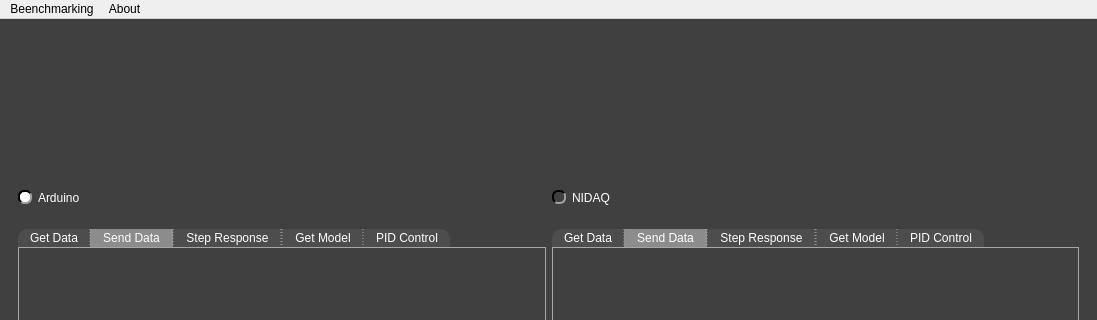
Old version of the form pydaq/uis/PyDAQ_Base.ui in the repository samirmartins/pydaq; both pictures show x 0 to 1097 and y 0 to 320 of the 1097 by 665 pixel window.
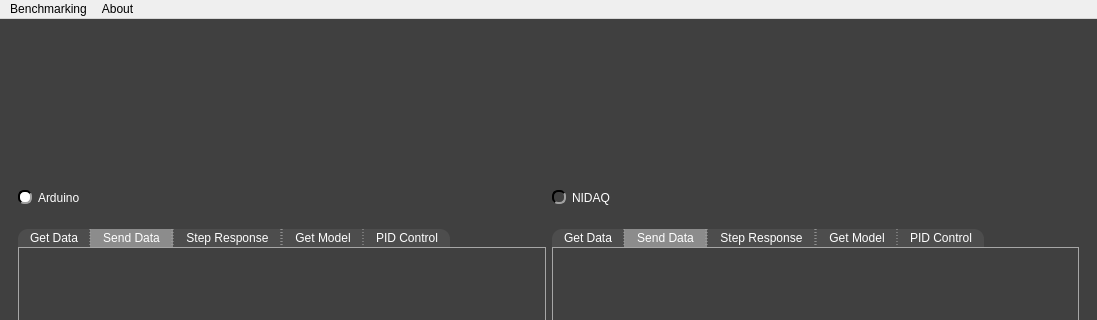
New version of the form. The open tabs and pages were chosen to show the change. Icons and pictures are not drawn. Custom widgets are drawn as their Qt base class.

```diff
--- a/pydaq/uis/PyDAQ_Base.ui
+++ b/pydaq/uis/PyDAQ_Base.ui
@@ -770,7 +770,7 @@
    </property>
    <widget class="QMenu" name="menuBeenchmarking">
     <property name="title">
-     <string>Beenchmarking</string>
+     <string>Benchmarking</string>
     </property>
     <addaction name="actionArduino_3"/>
     <addaction name="actionNIDAQ_3"/>
```
Left out of the diff: 32 changed lines with no effect on the pictures.
